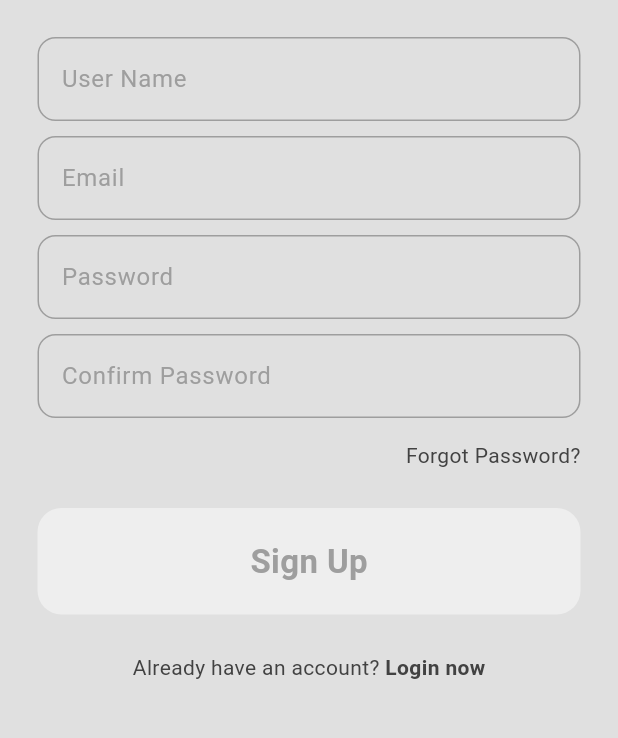
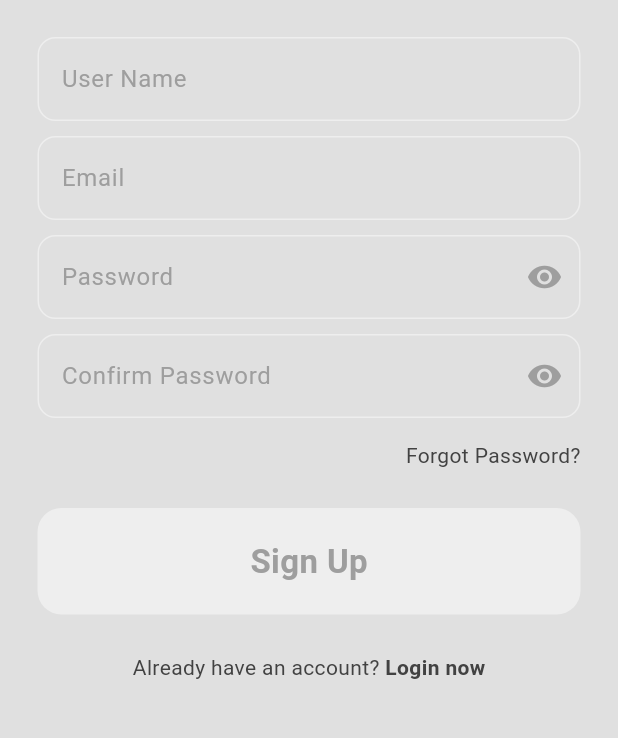
Before and after one commit to mozidan27/zstory, a Flutter app: the screen it shows after launch, after a tap on "Register Here", on a phone screen of 412 x 824 dp, the part 401-1139 px from its top. Run offline on Flutter 3.47's test engine with Material 3 defaults, Android fonts, the light colour scheme and no system bars; our stand-ins replace firebase_auth, firebase_core; accounts and stored records are empty; network calls fail.

Commit message:
show and hide password added to text field

```diff
--- a/lib/pages/login_page.dart
+++ b/lib/pages/login_page.dart
@@ -4,14 +4,20 @@ import 'package:zstory/services/auth/auth_services.dart';
 import 'package:zstory/widgets/my_button.dart';
 import 'package:zstory/widgets/my_text_field.dart';
 
-class LoginPage extends StatelessWidget {
-  LoginPage({super.key, required this.onTap});
-  final TextEditingController _emailController = TextEditingController();
-  final TextEditingController _pWController = TextEditingController();
+class LoginPage extends StatefulWidget {
+  const LoginPage({super.key, required this.onTap});
   final void Function()? onTap;
 
+  @override
+  State<LoginPage> createState() => _LoginPageState();
+}
+
+class _LoginPageState extends State<LoginPage> {
+  final TextEditingController _emailController = TextEditingController();
+
+  final TextEditingController _pWController = TextEditingController();
+
 // login method
-
   void login(BuildContext context) async {
     // auth service
     final authService = AuthService();
@@ -33,6 +39,18 @@ class LoginPage extends StatelessWidget {
       // show the error message to user
       displayMessageToUser(e.toString(), context);
     }
+  }
+
+  // initially hide the password
+
+  bool securePassword = true;
+
+  // show and hide the passowrd
+
+  void showOrHidePw() {
+    setState(() {
+      securePassword = !securePassword;
+    });
   }
 
   @override
@@ -76,7 +94,22 @@ class LoginPage extends StatelessWidget {
             MyTextField(
               controller: _pWController,
               hintText: 'Password',
-              obscureText: true,
+              obscureText: securePassword,
+              suffixIcon: securePassword
+                  ? IconButton(
+                      onPressed: showOrHidePw,
+                      icon: Icon(
+                        Icons.visibility,
+                        color: Theme.of(context).colorScheme.inversePrimary,
+                      ),
+                    )
+                  : IconButton(
+                      onPressed: showOrHidePw,
+                      icon: Icon(
+                        Icons.visibility_off,
+                        color: Theme.of(context).colorScheme.inversePrimary,
+                      ),
+                    ),
             ),
             const SizedBox(
               height: 15,
@@ -115,7 +148,7 @@ class LoginPage extends StatelessWidget {
               children: [
                 const Text('Don\'t have and account? '),
                 GestureDetector(
-                  onTap: onTap,
+                  onTap: widget.onTap,
                   child: const Text(
                     'Register Here',
                     style: TextStyle(fontWeight: FontWeight.w600),
--- a/lib/pages/register_page.dart
+++ b/lib/pages/register_page.dart
@@ -4,10 +4,15 @@ import 'package:zstory/services/auth/auth_services.dart';
 import 'package:zstory/widgets/my_button.dart';
 import 'package:zstory/widgets/my_text_field.dart';
 
-class RegisterPage extends StatelessWidget {
-  RegisterPage({super.key, required this.onTap});
+class RegisterPage extends StatefulWidget {
+  const RegisterPage({super.key, required this.onTap});
   final void Function()? onTap;
 
+  @override
+  State<RegisterPage> createState() => _RegisterPageState();
+}
+
+class _RegisterPageState extends State<RegisterPage> {
   final TextEditingController _userNameController = TextEditingController();
   final TextEditingController _emailController = TextEditingController();
   final TextEditingController _pWController = TextEditingController();
@@ -49,6 +54,25 @@ class RegisterPage extends StatelessWidget {
         // pop loading cricle
       }
     }
+  }
+
+  // initially hide the password
+
+  bool securePassword = true;
+  bool secureConfirmPassword = true;
+
+  // show and hide the passowrd
+
+  void showOrHidePw() {
+    setState(() {
+      securePassword = !securePassword;
+    });
+  }
+
+  void showOrHideConPW() {
+    setState(() {
+      secureConfirmPassword = !secureConfirmPassword;
+    });
   }
 
   @override
@@ -100,7 +124,22 @@ class RegisterPage extends StatelessWidget {
             MyTextField(
               controller: _pWController,
               hintText: 'Password',
-              obscureText: true,
+              obscureText: securePassword,
+              suffixIcon: securePassword
+                  ? IconButton(
+                      onPressed: showOrHidePw,
+                      icon: Icon(
+                        Icons.visibility,
+                        color: Theme.of(context).colorScheme.inversePrimary,
+                      ),
+                    )
+                  : IconButton(
+                      onPressed: showOrHidePw,
+                      icon: Icon(
+                        Icons.visibility_off,
+                        color: Theme.of(context).colorScheme.inversePrimary,
+                      ),
+                    ),
             ),
             const SizedBox(
               height: 10,
@@ -109,7 +148,22 @@ class RegisterPage extends StatelessWidget {
             MyTextField(
               controller: _confirmPWController,
               hintText: 'Confirm Password',
-              obscureText: true,
+              obscureText: secureConfirmPassword,
+              suffixIcon: secureConfirmPassword
+                  ? IconButton(
+                      onPressed: showOrHideConPW,
+                      icon: Icon(
+                        Icons.visibility,
+                        color: Theme.of(context).colorScheme.inversePrimary,
+                      ),
+                    )
+                  : IconButton(
+                      onPressed: showOrHideConPW,
+                      icon: Icon(
+                        Icons.visibility_off,
+                        color: Theme.of(context).colorScheme.inversePrimary,
+                      ),
+                    ),
             ),
             const SizedBox(
               height: 15,
@@ -148,7 +202,7 @@ class RegisterPage extends StatelessWidget {
               children: [
                 const Text('Already have an account? '),
                 GestureDetector(
-                  onTap: onTap,
+                  onTap: widget.onTap,
                   child: const Text(
                     'Login now',
                     style: TextStyle(fontWeight: FontWeight.w600),
--- a/lib/services/auth/auth_gate.dart
+++ b/lib/services/auth/auth_gate.dart
@@ -12,11 +12,9 @@ class AuthGate extends StatelessWidget {
       body: StreamBuilder(
         stream: FirebaseAuth.instance.authStateChanges(),
         builder: (context, snapshot) {
-          if (snapshot.hasData) {
-            return const HomePage();
-          } else {
-            return const LoginOrRegisterPage();
-          }
+          return snapshot.hasData
+              ? const HomePage()
+              : const LoginOrRegisterPage();
         },
       ),
     );
--- a/lib/widgets/my_text_field.dart
+++ b/lib/widgets/my_text_field.dart
@@ -5,13 +5,15 @@ class MyTextField extends StatelessWidget {
   final String hintText;
   final bool obscureText;
   final FocusNode? focusNode;
+  final Widget? suffixIcon;
 
   const MyTextField(
       {super.key,
       required this.controller,
       required this.hintText,
       required this.obscureText,
-      this.focusNode});
+      this.focusNode,
+      this.suffixIcon});
 
   @override
   Widget build(BuildContext context) {
@@ -22,10 +24,11 @@ class MyTextField extends StatelessWidget {
         obscureText: obscureText,
         controller: controller,
         decoration: InputDecoration(
+          suffixIcon: suffixIcon,
           enabledBorder: OutlineInputBorder(
             borderRadius: BorderRadius.circular(12),
             borderSide: BorderSide(
-              color: Theme.of(context).colorScheme.inversePrimary,
+              color: Theme.of(context).colorScheme.primary,
             ),
           ),
           // fillColor: Theme.of(context).colorScheme.secondary,
@@ -37,7 +40,7 @@ class MyTextField extends StatelessWidget {
           focusedBorder: OutlineInputBorder(
             borderRadius: BorderRadius.circular(12),
             borderSide: BorderSide(
-              color: Theme.of(context).colorScheme.primary,
+              color: Theme.of(context).colorScheme.inversePrimary,
             ),
           ),
         ),
```
